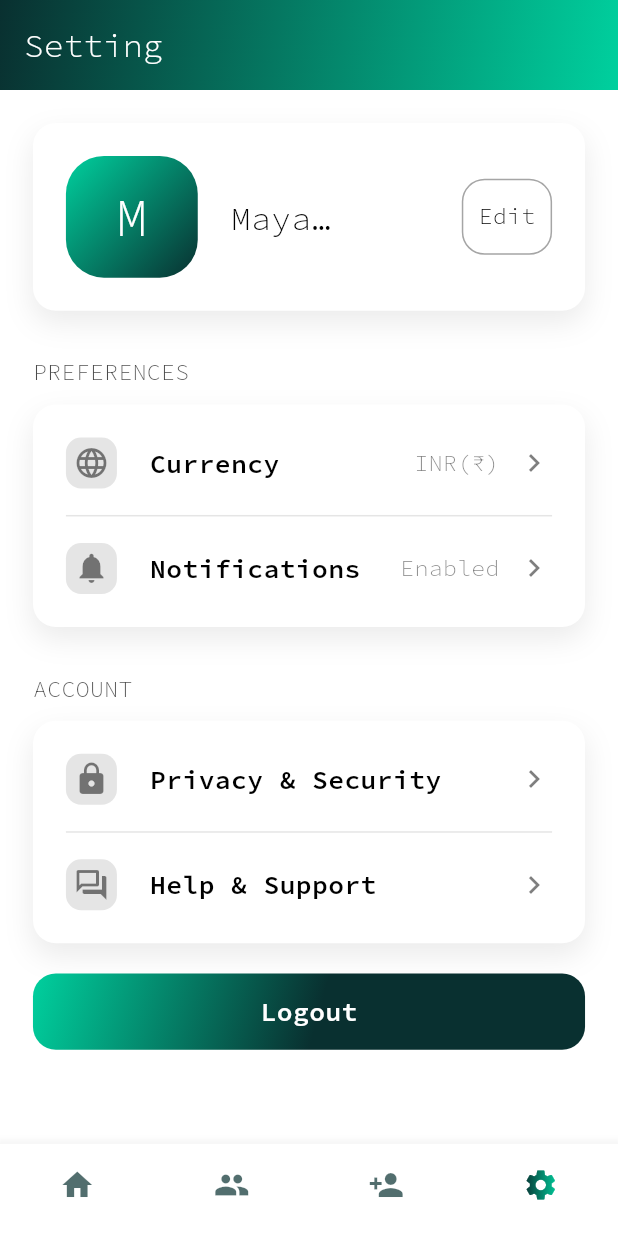
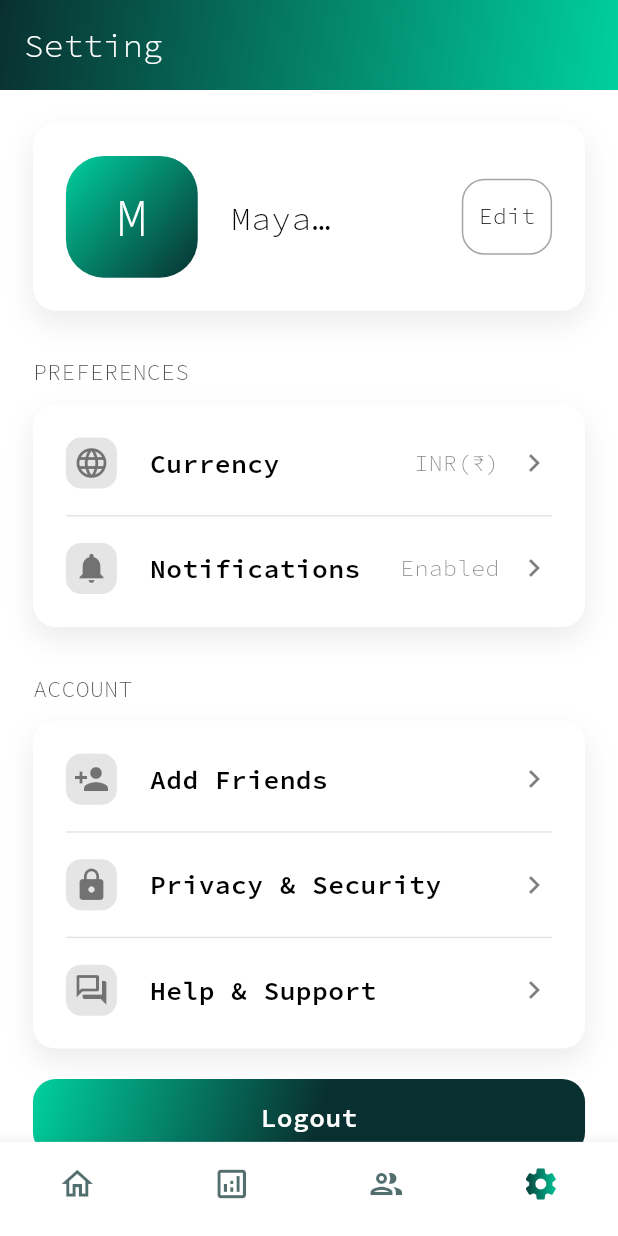
Before and after one commit to Datrix001/FinWise-, a Flutter app: the screen it shows once a user with an empty profile is signed in, item 4 of the bottom bar chosen, on a phone screen of 412 x 824 dp. Run offline on Flutter 3.47's test engine with Material 3 defaults, Android fonts, the phone set to English and light mode, and no system bars; our stand-ins replace flutter_bloc, flutter_dotenv, flutter_screenutil, flutter_svg, get_it, go_router and 2 more; accounts and stored records are empty.

Commit message:
Added basic fixes to bottom nav

```diff
--- /dev/null
+++ b/lib/features/expense/presentation/screens/expense_analyse_screen.dart
@@ -0,0 +1,15 @@
+import 'package:flutter/material.dart';
+
+class ExpenseAnalyseScreen extends StatefulWidget {
+  const ExpenseAnalyseScreen({super.key});
+
+  @override
+  State<ExpenseAnalyseScreen> createState() => _ExpenseAnalyseScreenState();
+}
+
+class _ExpenseAnalyseScreenState extends State<ExpenseAnalyseScreen> {
+  @override
+  Widget build(BuildContext context) {
+    return const Placeholder();
+  }
+}
--- a/lib/features/friend/presentation/screens/friend_screen.dart
+++ b/lib/features/friend/presentation/screens/friend_screen.dart
@@ -1,4 +1,5 @@
 import 'package:finwise2/core/styles/app_text.dart';
+import 'package:finwise2/core/utils/custom_appbar.dart';
 import 'package:flutter/material.dart';
 
 class FriendScreen extends StatefulWidget {
@@ -12,6 +13,6 @@ class FriendScreen extends StatefulWidget {
 class _FriendScreenState extends State<FriendScreen> {
   @override
   Widget build(BuildContext context) {
-    return Column(children: [Center(child: appTextH1("Friends Page"))]);
+    return Scaffold(appBar: CustomAppBar(title: "Friends"));
   }
 }
--- a/lib/features/home/presentation/screens/home.dart
+++ b/lib/features/home/presentation/screens/home.dart
@@ -1,6 +1,7 @@
 import 'package:finwise2/core/styles/app_text.dart';
 import 'package:finwise2/core/styles/app_text_style.dart';
 import 'package:finwise2/features/expense/presentation/screens/add_expense.dart';
+import 'package:finwise2/features/expense/presentation/screens/expense_analyse_screen.dart';
 import 'package:finwise2/features/friend/presentation/screens/friend_screen.dart';
 import 'package:finwise2/features/group/presentation/screens/add_group.dart';
 import 'package:finwise2/features/group/presentation/screens/group_screen.dart';
@@ -24,12 +25,12 @@ class _HomeState extends State<Home> {
 
   final List<Widget> screens = [
     HomeScreen(),
+    ExpenseAnalyseScreen(),
     GroupScreen(),
-    FriendScreen(),
     SettingScreen(),
   ];
 
-  final List<String> screensTitle = ["Welcome", "Groups", "Friends", "Setting"];
+  final List<String> screensTitle = ["Welcome", "Analyse", "Groups", "Setting"];
 
   @override
   Widget build(BuildContext context) {
@@ -68,6 +69,7 @@ class _HomeState extends State<Home> {
             ),
           ),
           bottomNavigationBar: BottomNavigationBar(
+            iconSize: 25.h,
             type: BottomNavigationBarType.fixed,
             backgroundColor: AppColors.white,
             selectedItemColor: AppColors.secondary,
@@ -81,24 +83,24 @@ class _HomeState extends State<Home> {
             },
             items: [
               BottomNavigationBarItem(
-                icon: Icon(Icons.home),
+                icon: Icon(Icons.home_outlined),
                 activeIcon: _gradientIcon(Icons.home),
                 label: "Home",
               ),
               BottomNavigationBarItem(
-                icon: Icon(Icons.group),
-                activeIcon: _gradientIcon(Icons.group),
-                label: "Home",
+                icon: Icon(Icons.analytics_outlined),
+                activeIcon: _gradientIcon(Icons.analytics),
+                label: "Analyse",
               ),
               BottomNavigationBarItem(
-                icon: Icon(Icons.person_add),
-                activeIcon: _gradientIcon(Icons.person_add),
-                label: "Home",
+                icon: Icon(Icons.group_outlined),
+                activeIcon: _gradientIcon(Icons.group),
+                label: "Group",
               ),
               BottomNavigationBarItem(
-                icon: Icon(Icons.settings),
+                icon: Icon(Icons.settings_outlined),
                 activeIcon: _gradientIcon(Icons.settings),
-                label: "Home",
+                label: "Settings",
               ),
             ],
           ),
--- a/lib/features/profile/presentation/screens/setting_screen.dart
+++ b/lib/features/profile/presentation/screens/setting_screen.dart
@@ -3,11 +3,13 @@ import 'package:finwise2/core/utils/utils.dart';
 import 'package:finwise2/features/auth/presentation/cubit/auth_cubit.dart';
 import 'package:finwise2/features/auth/presentation/cubit/auth_state.dart';
 import 'package:finwise2/features/auth/presentation/utils/custom_button.dart';
+import 'package:finwise2/features/friend/presentation/screens/friend_screen.dart';
 import 'package:finwise2/features/profile/presentation/utils/custom_card.dart';
 import 'package:finwise2/gen/colors.gen.dart';
 import 'package:flutter/material.dart';
 import 'package:flutter_bloc/flutter_bloc.dart';
 import 'package:flutter_screenutil/flutter_screenutil.dart';
+import 'package:go_router/go_router.dart';
 
 class SettingScreen extends StatefulWidget {
   const SettingScreen({super.key});
@@ -159,6 +161,38 @@ class _SettingScreenState extends State<SettingScreen> {
                 child: Column(
                   children: [
                     GestureDetector(
+                      onTap: () => context.push(FriendScreen.routeName),
+                      child: Row(
+                        children: [
+                          Container(
+                            padding: EdgeInsets.all(5),
+                            decoration: BoxDecoration(
+                              borderRadius: BorderRadius.circular(10.r),
+                              color: AppColors.black.withAlpha(26),
+                            ),
+                            child: Icon(
+                              Icons.person_add,
+                              color: AppColors.black.withAlpha(128),
+                            ),
+                          ),
+                          20.horizontalSpace,
+                          appTextS3("Add Friends"),
+                          Spacer(),
+                          Icon(
+                            Icons.chevron_right,
+                            color: AppColors.black.withAlpha(128),
+                          ),
+                        ],
+                      ),
+                    ),
+                    Padding(
+                      padding: EdgeInsets.symmetric(vertical: 10.h),
+                      child: Divider(
+                        thickness: 1,
+                        color: AppColors.black.withAlpha(26),
+                      ),
+                    ),
+                    GestureDetector(
                       child: Row(
                         children: [
                           Container(
```
